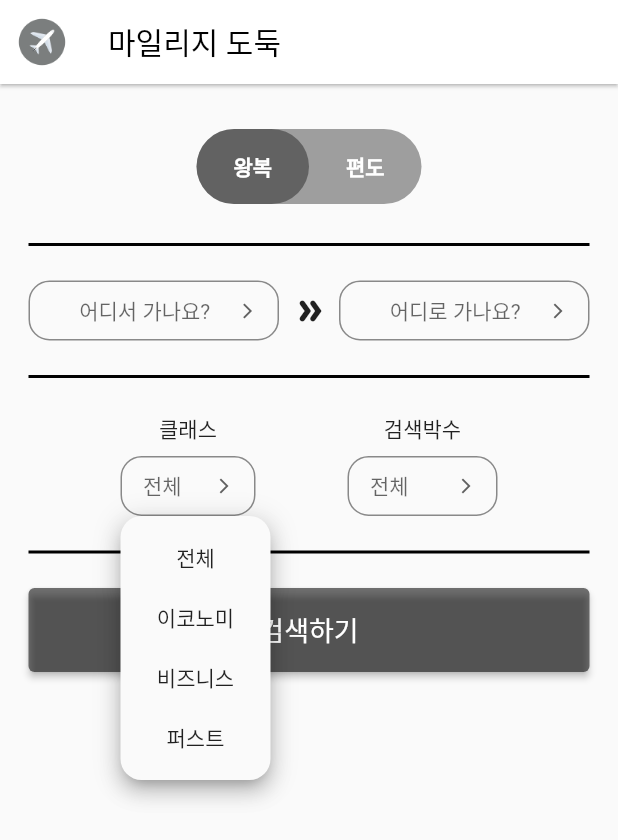
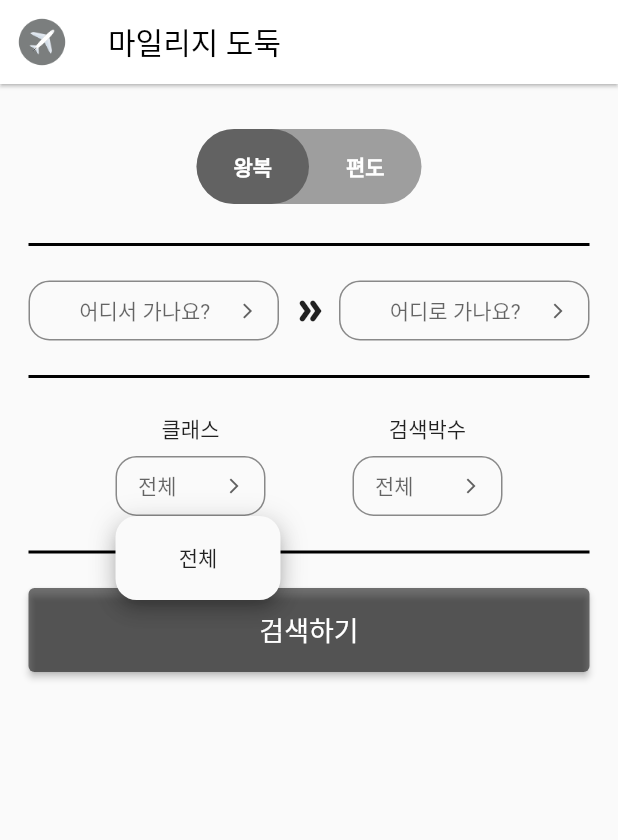
Before and after one commit to mungyuchoi/mileage_thief, a Flutter app: the screen it shows after launch, after a tap on "전체", on a phone screen of 412 x 824 dp. Shown: the top 840 px of the screen. Run offline on Flutter 3.47's test engine with Material 2 defaults, Android fonts, the phone set to English and light mode, and no system bars; drawn by our look-alikes of dropdown_button2; our stand-ins replace firebase_core, firebase_database, lottie; accounts and stored records are empty; Roboto replaces fonts that are missing (Ohsquareair).

Commit message:
자잘한 버그 수정

```diff
--- a/lib/screen/detail/search_detail_one_way_screen.dart
+++ b/lib/screen/detail/search_detail_one_way_screen.dart
@@ -33,7 +33,7 @@ class SearchDetailScreen extends StatelessWidget {
             Container(
               margin: const EdgeInsets.all(8),
               child: const Text(
-                '아시아나 | 편도 | 전체 | 4인 | 5박',
+                '아시아나 | 편도 | 전체 |',
               ),
             ),
             Container(
--- a/lib/screen/search_screen.dart
+++ b/lib/screen/search_screen.dart
@@ -81,7 +81,7 @@ class _AirportScreenState extends State<AirportScreen> {
     "28박29일",
     "29박30일",
   ];
-  final List<String> classItems = ["전체", "이코노미", "비즈니스", "퍼스트"];
+  final List<String> classItems = ["전체"];
   final List<String> airportItems = ["서울/인천-ICN", "뉴욕/존F케네디-JFK"];
   String? dateSelectedValue;
   String? classSelectedValue;
@@ -246,8 +246,8 @@ class _AirportScreenState extends State<AirportScreen> {
                         const Text('클래스'),
                         const Padding(padding: EdgeInsets.all(4)),
                         CustomDropdownButton2(
-                          buttonWidth: 90,
-                          dropdownWidth: 100,
+                          buttonWidth: 100,
+                          dropdownWidth: 110,
                           valueAlignment: Alignment.center,
                           hint: '전체',
                           dropdownItems: classItems,
```
Also changed, not shown: lib/repository/mileage_repository.dart (+9 -4 lines).
